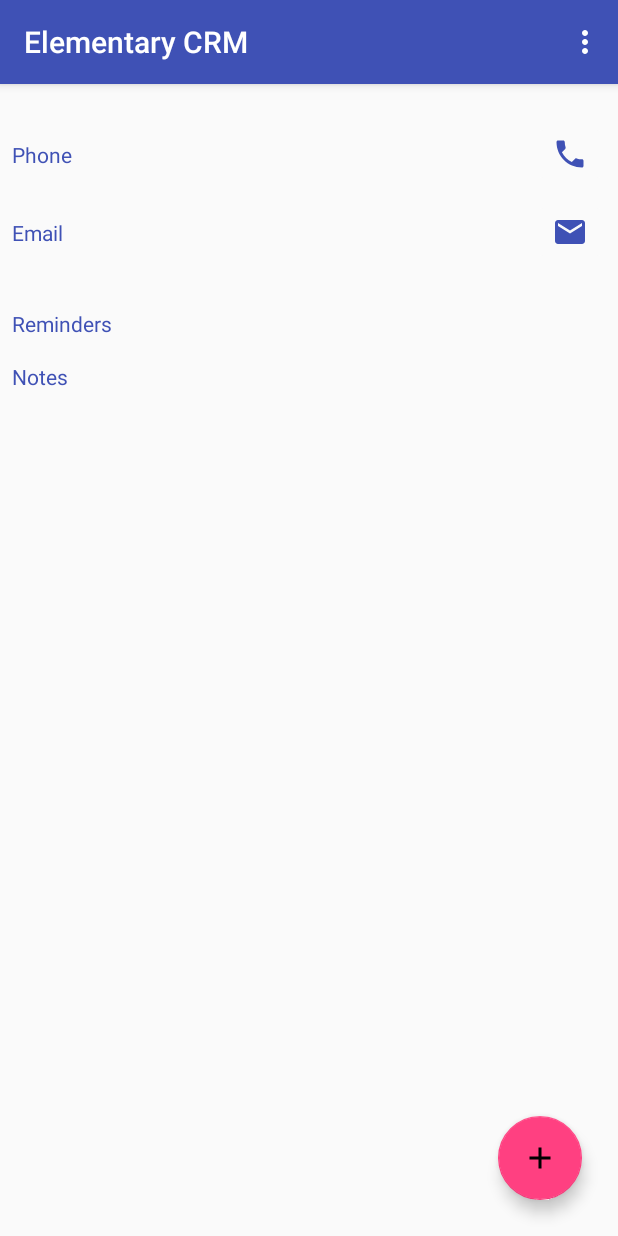
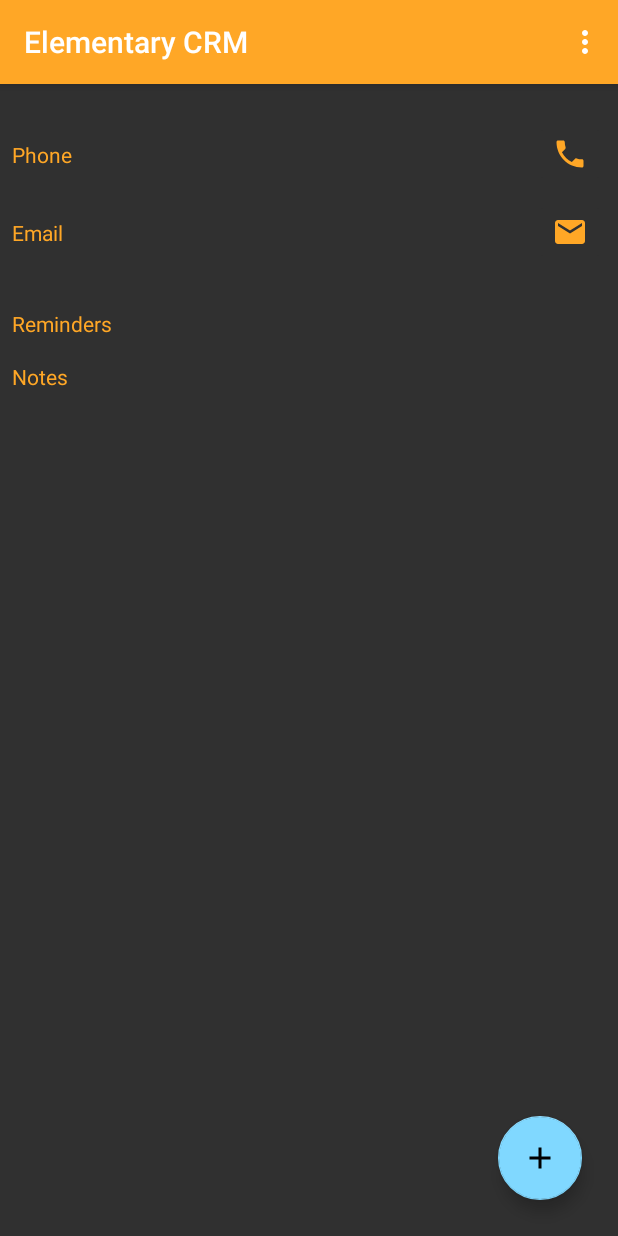
Before and after one commit to thasmin/ElementaryCRM, an Android app: the fragment ClientDetailFragment placed in its activity, on a phone screen of 412 x 824 dp. Run offline under Robolectric (Android 15) with nearby library versions, the phone set to English and light mode, and no system bars; our stand-ins replace Room's generated code, RxJava.

Commit message:
changed theme colors

```diff
--- a/app/src/main/res/layout/fragment_client_detail.xml
+++ b/app/src/main/res/layout/fragment_client_detail.xml
@@ -38,7 +38,7 @@
             android:layout_height="wrap_content"
             android:layout_marginStart="8dp"
             android:text="@string/phone"
-            android:textColor="@color/colorPrimary"
+            android:textColor="?attr/colorPrimary"
             app:layout_constraintBottom_toBottomOf="@+id/call_btn"
             app:layout_constraintStart_toStartOf="parent"
             app:layout_constraintTop_toTopOf="@+id/call_btn" />
@@ -175,7 +175,7 @@
             android:layout_height="wrap_content"
             android:elevation="5dp"
             android:padding="8dp"
-            android:backgroundTint="@color/colorTertiary"
+            android:backgroundTint="@color/colorAccent"
             android:src="@drawable/ic_timer_black_24dp" />
 
     </LinearLayout>
@@ -204,7 +204,7 @@
             android:layout_height="wrap_content"
             android:elevation="5dp"
             android:padding="8dp"
-            android:backgroundTint="@color/colorTertiary"
+            android:backgroundTint="@color/colorAccent"
             android:src="@drawable/ic_note_black_24dp" />
 
     </LinearLayout>
--- a/app/src/main/res/values/colors.xml
+++ b/app/src/main/res/values/colors.xml
@@ -1,10 +1,9 @@
 <?xml version="1.0" encoding="utf-8"?>
 <resources>
-    <color name="colorPrimary">#3F51B5</color>
-    <color name="colorPrimaryDark">#303F9F</color>
-    <color name="colorAccent">#FF4081</color>
-    <color name="colorTertiary">#FFC107</color>
+    <color name="colorPrimary">#ffa726</color>
+    <color name="colorPrimaryDark">#c77800</color>
+    <color name="colorAccent">#80d8ff</color>
 
     <!-- private android resource colors -->
-    <color name="textColorOnPrimary">#ffffffff</color>
+    <color name="textColorOnPrimary">#ffffff</color>
 </resources>
--- a/app/src/main/res/values/styles.xml
+++ b/app/src/main/res/values/styles.xml
@@ -1,10 +1,11 @@
 <resources>
 
     <!-- Base application theme. -->
-    <style name="AppTheme" parent="Theme.AppCompat.Light.DarkActionBar">
+    <style name="AppTheme" parent="Theme.AppCompat">
         <item name="colorPrimary">@color/colorPrimary</item>
         <item name="colorPrimaryDark">@color/colorPrimaryDark</item>
         <item name="colorAccent">@color/colorAccent</item>
+        <item name="android:textColorPrimary">@color/textColorOnPrimary</item>
     </style>
 
     <style name="AppTheme.NoActionBar">
```
